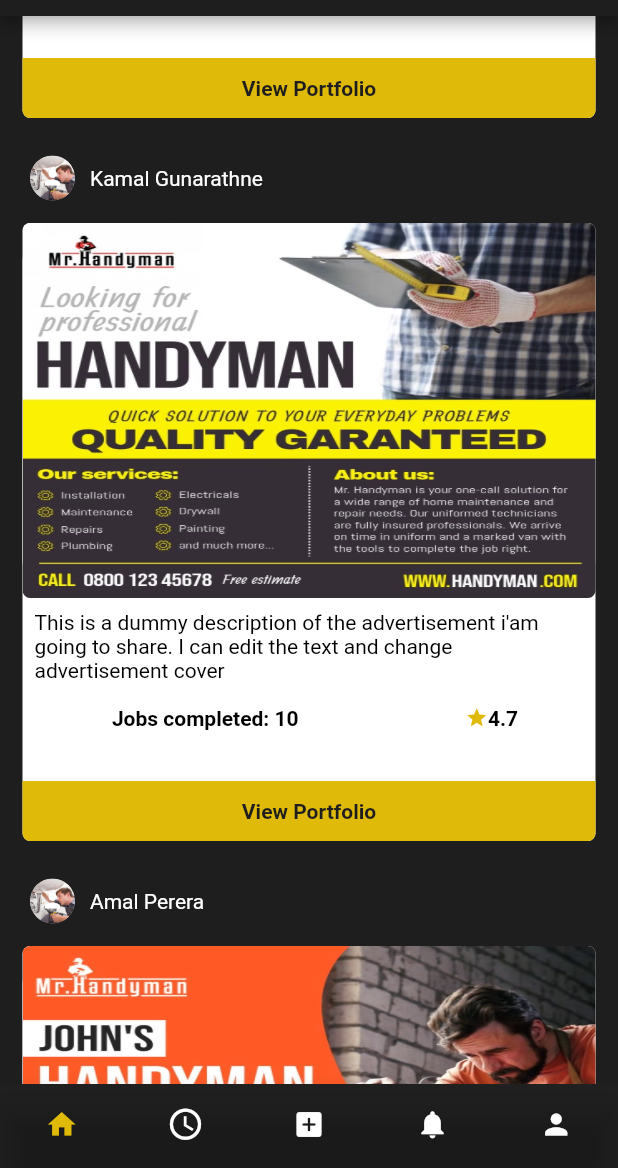
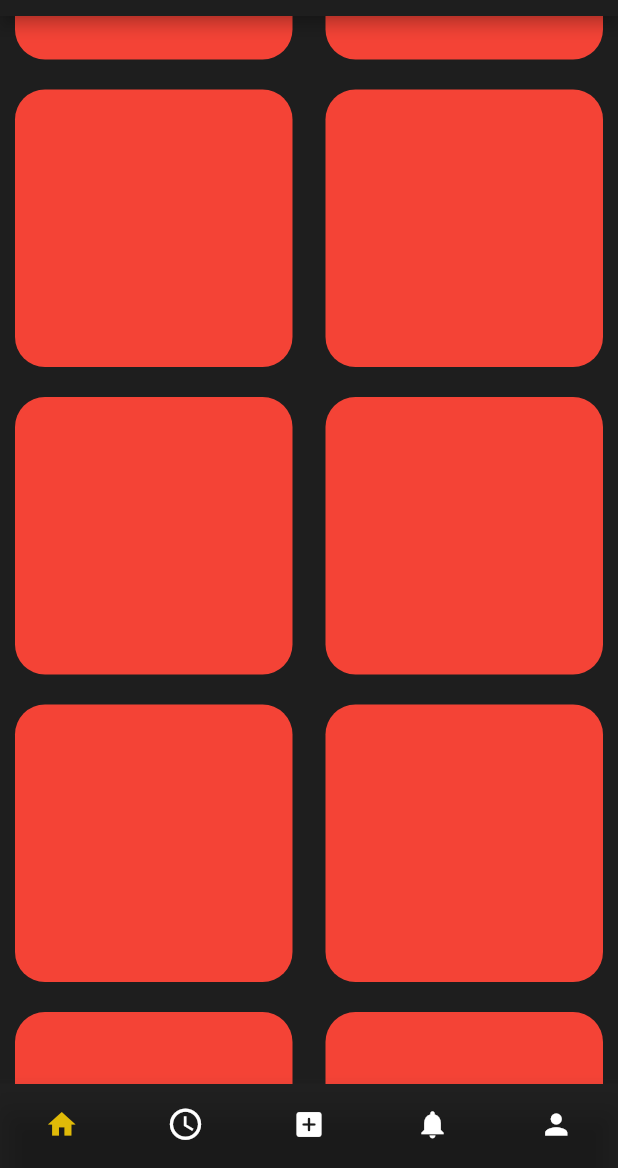
Before and after one commit to TeamHandyman/Handymanmobile, a Flutter app: the Navigationscreen screen opened by its route, scrolled down 576 dp, after a tap on the "more vert" icon, on a phone screen of 412 x 824 dp, the part 68-1236 px from its top. Run offline on Flutter 3.47's test engine with Material 2 defaults, Android fonts, the phone set to English and light mode, and no system bars; our stand-ins replace date_field, dio, flutter_image_compress, fluttertoast, image_picker and 1 more; missing offline and left inert: cloudinary_public, dart:ffi, mongo_dart, progress_indicator_button; accounts and stored records are empty.

Commit message:
new home screen

```diff
--- a/lib/CustomerScreens/home.dart
+++ b/lib/CustomerScreens/home.dart
@@ -66,7 +66,7 @@ class _HomescreenState extends State<Homescreen> {
                   Navigator.of(context).pushNamed(WorkerPortfolio.routeName),
               child: Container(
                 width: width,
-                height: height * 0.5,
+                height: height * 0.65,
                 decoration: BoxDecoration(
                   color: Colors.white,
                   borderRadius: BorderRadius.circular(5),
@@ -76,7 +76,7 @@ class _HomescreenState extends State<Homescreen> {
                   crossAxisAlignment: CrossAxisAlignment.start,
                   children: [
                     Container(
-                      height: 250,
+                      height: 300,
                       width: width,
                       decoration: BoxDecoration(
                         borderRadius: BorderRadius.circular(25),
--- /dev/null
+++ b/lib/CustomerScreens/homenew.dart
@@ -0,0 +1,59 @@
+import 'package:flutter/material.dart';
+import 'package:handyman/CustomerScreens/home.dart';
+
+class HomeNew extends StatefulWidget {
+  static const routeName = '/newhomescreen';
+
+  @override
+  State<HomeNew> createState() => _HomeNewState();
+}
+
+class _HomeNewState extends State<HomeNew> {
+  @override
+  Widget build(BuildContext context) {
+    final height = MediaQuery.of(context).size.height;
+    final width = MediaQuery.of(context).size.width;
+
+    return Scaffold(
+      appBar: AppBar(
+        automaticallyImplyLeading: false,
+        backgroundColor: Theme.of(context).backgroundColor,
+        title: Text(
+          'Handyman',
+          style: TextStyle(
+              fontSize: 25,
+              fontFamily: 'AlfaSlabOne',
+              color: Theme.of(context).buttonColor),
+        ),
+        centerTitle: true,
+        actions: <Widget>[
+          IconButton(icon: Icon(Icons.more_vert), onPressed: () {}),
+        ],
+      ),
+      backgroundColor: Theme.of(context).backgroundColor,
+      body: GridView.count(
+        crossAxisCount: 2,
+        crossAxisSpacing: 2.0,
+        children: List.generate(
+          20,
+          (index) {
+            return Padding(
+              padding: const EdgeInsets.all(10.0),
+              child: GestureDetector(
+                onTap: () => Navigator.of(context).pushNamed(Homescreen.routeName),
+                child: Container(
+                  decoration: BoxDecoration(
+                    color: Colors.red,
+                    borderRadius: BorderRadius.all(
+                      Radius.circular(20.0),
+                    ),
+                  ),
+                ),
+              ),
+            );
+          },
+        ),
+      ),
+    );
+  }
+}
--- a/lib/CustomerScreens/navigation.dart
+++ b/lib/CustomerScreens/navigation.dart
@@ -1,4 +1,5 @@
 import 'package:flutter/material.dart';
+import 'package:handyman/CustomerScreens/homenew.dart';
 import 'package:handyman/Onboarding/login.dart';
 import 'package:handyman/CustomerScreens/PostJob.dart';
 import 'package:handyman/CustomerScreens/notifications.dart';
@@ -15,7 +16,7 @@ class Navigationscreen extends StatefulWidget {
 
 class _NavigationscreenState extends State<Navigationscreen> {
   List<Widget> _pages = [
-    Homescreen(),
+    HomeNew(),
     JoblistScreen(),
     PostjobScreen(),
     NotificationScreen(),
--- a/lib/main.dart
+++ b/lib/main.dart
@@ -1,6 +1,7 @@
 import 'package:flutter/material.dart';
 import 'package:handyman/CustomerScreens/CustomerSubscreens/customerPostedJobs.dart';
 import 'package:handyman/CustomerScreens/CustomerSubscreens/workerportfolio.dart';
+import 'package:handyman/CustomerScreens/homenew.dart';
 import 'package:handyman/Onboarding/goodjob.dart';
 import 'package:handyman/Onboarding/login.dart';
 import 'package:handyman/Onboarding/signup.dart';
@@ -40,6 +41,7 @@ class MyApp extends StatelessWidget {
         NotificationScreen.routeName: (ctx) => NotificationScreen(),
         WorkerPortfolio.routeName: (ctx) => WorkerPortfolio(),
         PostedJobsScreen.routeName: (ctx) => PostedJobsScreen(),
+        HomeNew.routeName: (ctx) => HomeNew(),
       },
     );
   }
```
